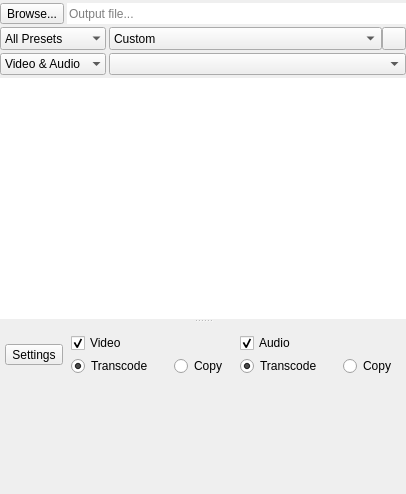
Before: the Qt Designer form src/UI/outputwidget.ui in RxLaboratory/DuME, drawn with Qt 5.
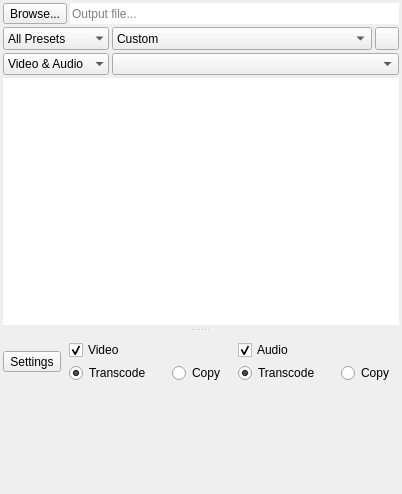
After: the same form once the commit is applied. Icons and pictures are not drawn. Custom widgets are drawn as their Qt base class.

```diff
--- a/src/UI/outputwidget.ui
+++ b/src/UI/outputwidget.ui
@@ -6,14 +6,14 @@
    <rect>
     <x>0</x>
     <y>0</y>
-    <width>392</width>
+    <width>398</width>
     <height>494</height>
    </rect>
   </property>
   <property name="windowTitle">
    <string>Form</string>
   </property>
-  <layout class="QVBoxLayout" name="verticalLayout_5">
+  <layout class="QVBoxLayout" name="verticalLayout_6">
    <property name="spacing">
     <number>3</number>
    </property>
@@ -24,16 +24,19 @@
     <number>3</number>
    </property>
    <property name="rightMargin">
-    <number>0</number>
+    <number>3</number>
    </property>
    <property name="bottomMargin">
-    <number>3</number>
+    <number>0</number>
    </property>
    <item>
     <layout class="QHBoxLayout" name="horizontalLayout_2">
      <property name="spacing">
       <number>3</number>
      </property>
+     <property name="leftMargin">
+      <number>3</number>
+     </property>
      <item>
       <widget class="QToolButton" name="outputBrowseButton">
        <property name="sizePolicy">
@@ -91,7 +94,7 @@
      </property>
      <layout class="QGridLayout" name="gridLayout" rowstretch="0,0,0,0,0" columnstretch="0,1">
       <property name="leftMargin">
-       <number>0</number>
+       <number>3</number>
       </property>
       <property name="topMargin">
        <number>0</number>
@@ -185,7 +188,7 @@
       <item row="2" column="1">
        <layout class="QHBoxLayout" name="horizontalLayout_6">
         <property name="spacing">
-         <number>0</number>
+         <number>3</number>
         </property>
         <item>
          <widget class="DataComboBox" name="presetsBox">
@@ -252,32 +255,53 @@
      <property name="orientation">
       <enum>Qt::Vertical</enum>
      </property>
-     <widget class="QPlainTextEdit" name="mediaInfoEdit">
-      <property name="frameShape">
-       <enum>QFrame::NoFrame</enum>
-      </property>
+     <widget class="QWidget" name="verticalLayoutWidget">
+      <layout class="QVBoxLayout" name="verticalLayout_5">
+       <property name="spacing">
+        <number>0</number>
+       </property>
+       <property name="leftMargin">
+        <number>3</number>
+       </property>
+       <property name="bottomMargin">
+        <number>3</number>
+       </property>
+       <item>
+        <widget class="QPlainTextEdit" name="mediaInfoEdit">
+         <property name="frameShape">
+          <enum>QFrame::NoFrame</enum>
+         </property>
+        </widget>
+       </item>
+      </layout>
      </widget>
      <widget class="QWidget" name="layoutWidget">
       <layout class="QVBoxLayout" name="verticalLayout_4">
        <property name="spacing">
         <number>3</number>
        </property>
+       <property name="leftMargin">
+        <number>3</number>
+       </property>
+       <property name="topMargin">
+        <number>3</number>
+       </property>
        <item>
         <layout class="QHBoxLayout" name="horizontalLayout_4">
          <property name="spacing">
           <number>3</number>
          </property>
          <property name="leftMargin">
-          <number>5</number>
+          <number>0</number>
          </property>
          <property name="topMargin">
-          <number>5</number>
+          <number>0</number>
          </property>
          <property name="rightMargin">
-          <number>5</number>
+          <number>0</number>
          </property>
          <property name="bottomMargin">
-          <number>5</number>
+          <number>0</number>
          </property>
          <item>
           <widget class="QToolButton" name="addBlockButton">
@@ -475,8 +499,8 @@
            <rect>
             <x>0</x>
             <y>0</y>
-            <width>390</width>
-            <height>91</height>
+            <width>391</width>
+            <height>96</height>
            </rect>
           </property>
           <layout class="QVBoxLayout" name="verticalLayout" stretch="0,1">
```
